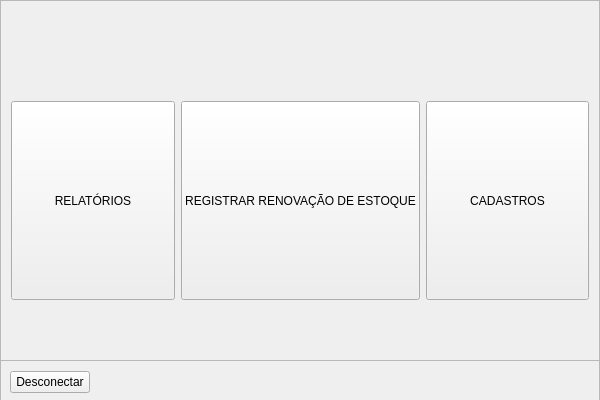
Above: src/ui/InicialGestor.ui from nicolaspimeenta/gas-guardian before the change. Below: the same form after it.
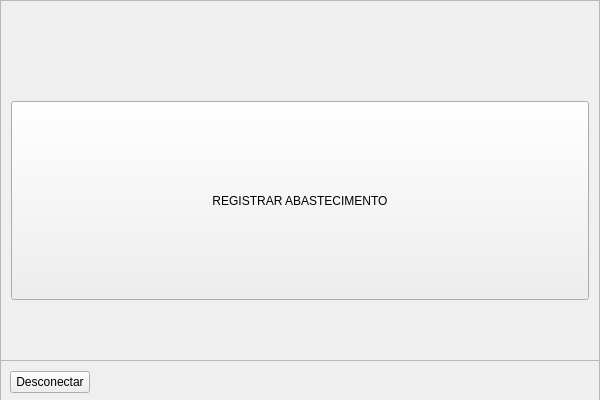
That is the form after the change. Icons and pictures are not drawn.

What changed in the file:
```diff
--- a/src/ui/InicialGestor.ui
+++ b/src/ui/InicialGestor.ui
@@ -56,39 +56,8 @@
     <property name="bottomMargin">
      <number>100</number>
     </property>
-    <item row="0" column="1">
-     <widget class="QPushButton" name="Renovacao">
-      <property name="sizePolicy">
-       <sizepolicy hsizetype="Minimum" vsizetype="Minimum">
-        <horstretch>0</horstretch>
-        <verstretch>0</verstretch>
-       </sizepolicy>
-      </property>
-      <property name="font">
-       <font>
-        <bold>false</bold>
-       </font>
-      </property>
-      <property name="cursor">
-       <cursorShape>ArrowCursor</cursorShape>
-      </property>
-      <property name="text">
-       <string>REGISTRAR RENOVAÇÃO DE ESTOQUE</string>
-      </property>
-      <property name="icon">
-       <iconset>
-        <normaloff>../../assets/plus.svg</normaloff>../../assets/plus.svg</iconset>
-      </property>
-      <property name="default">
-       <bool>false</bool>
-      </property>
-      <property name="flat">
-       <bool>false</bool>
-      </property>
-     </widget>
-    </item>
     <item row="0" column="0">
-     <widget class="QPushButton" name="Relatorios">
+     <widget class="QPushButton" name="Renovacao">
       <property name="sizePolicy">
        <sizepolicy hsizetype="Minimum" vsizetype="Minimum">
         <horstretch>0</horstretch>
@@ -104,42 +73,11 @@
        <cursorShape>ArrowCursor</cursorShape>
       </property>
       <property name="text">
-       <string>RELATÓRIOS</string>
+       <string>REGISTRAR ABASTECIMENTO</string>
       </property>
       <property name="icon">
        <iconset>
-        <normaloff>../../assets/data.svg</normaloff>../../assets/data.svg</iconset>
-      </property>
-      <property name="default">
-       <bool>false</bool>
-      </property>
-      <property name="flat">
-       <bool>false</bool>
-      </property>
-     </widget>
-    </item>
-    <item row="0" column="2">
-     <widget class="QPushButton" name="Cadastros">
-      <property name="sizePolicy">
-       <sizepolicy hsizetype="Minimum" vsizetype="Minimum">
-        <horstretch>0</horstretch>
-        <verstretch>0</verstretch>
-       </sizepolicy>
-      </property>
-      <property name="font">
-       <font>
-        <bold>false</bold>
-       </font>
-      </property>
-      <property name="cursor">
-       <cursorShape>ArrowCursor</cursorShape>
-      </property>
-      <property name="text">
-       <string>CADASTROS</string>
-      </property>
-      <property name="icon">
-       <iconset>
-        <normaloff>../../assets/cadastros.svg</normaloff>../../assets/cadastros.svg</iconset>
+        <normaloff>../../assets/bomba-combustivel.svg</normaloff>../../assets/bomba-combustivel.svg</iconset>
       </property>
       <property name="default">
        <bool>false</bool>
```
